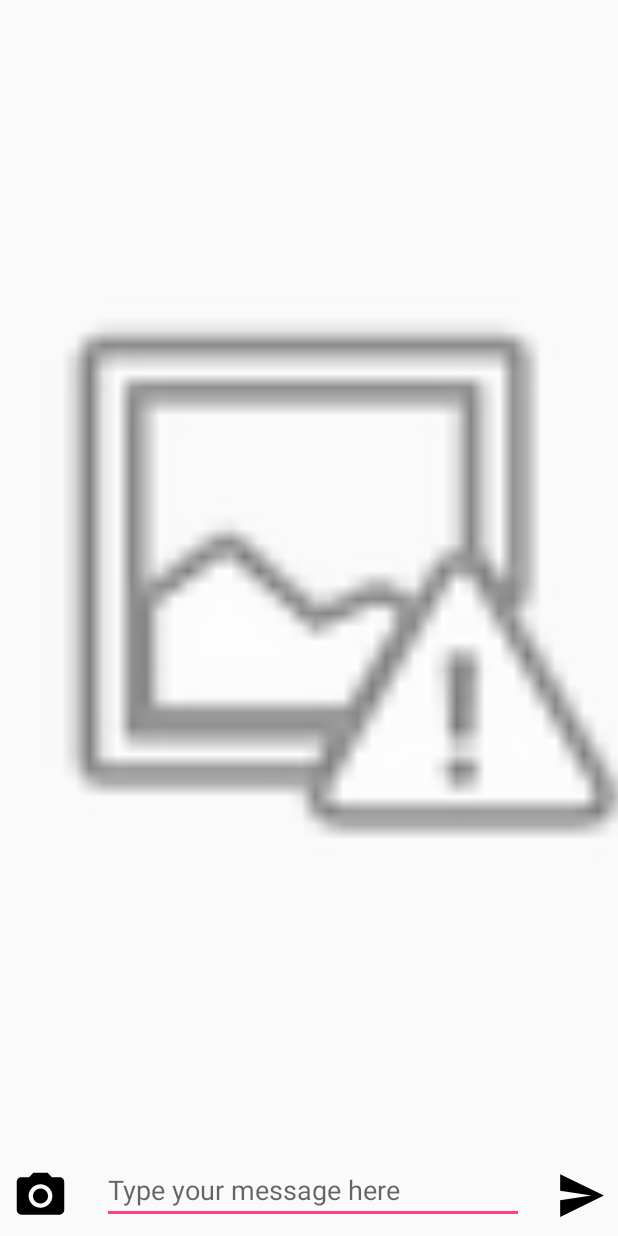
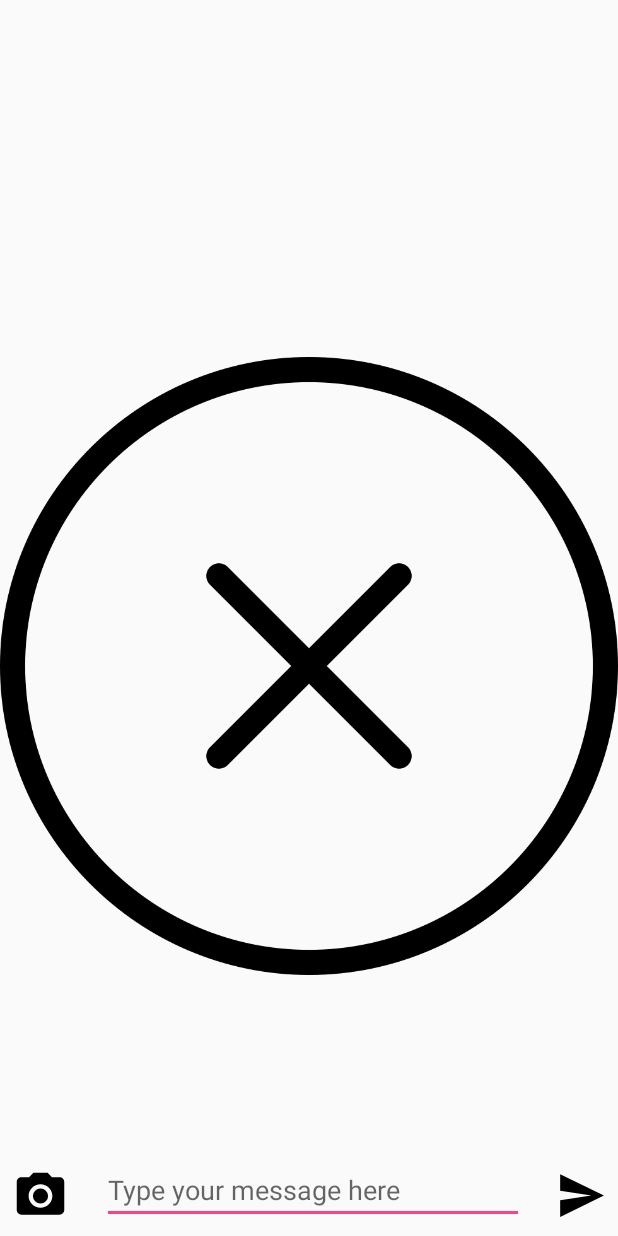
Before and after one commit to jilimm/HADR-Slave, an Android app: the layout fragment_message.xml on its own in the app's theme, with its tools: preview values and no code run, on a phone screen of 412 x 824 dp. Run offline under Robolectric (Android 15) with nearby library versions, the phone set to English and light mode, and no system bars.

Commit message:
added error message

```diff
--- a/app/src/main/res/layout/fragment_message.xml
+++ b/app/src/main/res/layout/fragment_message.xml
@@ -41,14 +41,13 @@
         app:layout_constraintStart_toStartOf="parent" />
 
     <ImageView
-        android:id="@+id/msg_camera_img"
-        android:layout_width="506dp"
-        android:layout_height="452dp"
-        android:layout_marginStart="16dp"
-        android:src="@android:drawable/ic_menu_report_image"
-        app:layout_constraintBottom_toTopOf="@id/msg_enter_text"
-        app:layout_constraintEnd_toEndOf="parent"
-        app:layout_constraintStart_toStartOf="parent"
-        app:layout_constraintTop_toTopOf="parent" />
+        android:id="@+id/imageView5"
+        android:layout_width="match_parent"
+        android:layout_height="0dp"
+        android:src="@mipmap/no_image_error"
+        tools:layout_editor_absoluteX="0dp"
+        tools:layout_editor_absoluteY="0dp"
+        app:layout_constraintBottom_toTopOf="@id/msg_enter_text"/>
+
 
 </android.support.constraint.ConstraintLayout>
```
Also changed, not shown: app/src/main/res/mipmap-hdpi/no_image_error.png (added).
